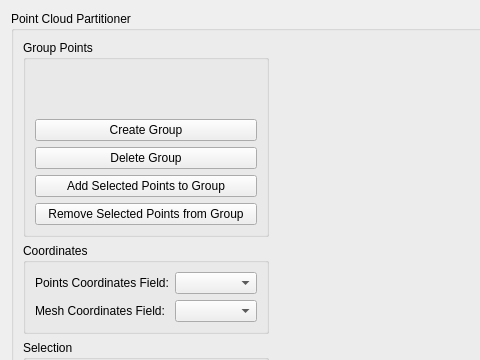
Before: the Qt Designer form mapclientplugins/pointcloudpartitionerstep/qt/pointcloudpartitionerwidget.ui in tsalemink/pointcloudpartitionerstep, drawn with Qt 5; both pictures show x 0 to 480 and y 0 to 360 of the 884 by 730 pixel window.
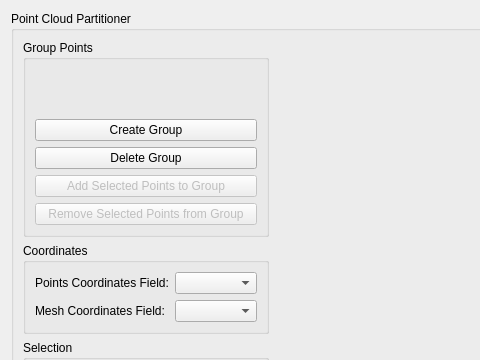
After: the same form once the commit is applied. Custom widgets are drawn as their Qt base class.

Commit message:
Disable points UI buttons when no points selected
This commit ensures that the "Add Selected Points to Group" and "Remove Selected Points from Group" buttons are only enabled when there are points currently selected.

```diff
--- a/mapclientplugins/pointcloudpartitionerstep/qt/pointcloudpartitionerwidget.ui
+++ b/mapclientplugins/pointcloudpartitionerstep/qt/pointcloudpartitionerwidget.ui
@@ -66,6 +66,9 @@
            </item>
            <item>
             <widget class="QPushButton" name="pushButtonAddToGroup">
+             <property name="enabled">
+              <bool>false</bool>
+             </property>
              <property name="text">
               <string>Add Selected Points to Group</string>
              </property>
@@ -73,6 +76,9 @@
            </item>
            <item>
             <widget class="QPushButton" name="pushButtonRemoveFromGroup">
+             <property name="enabled">
+              <bool>false</bool>
+             </property>
              <property name="text">
               <string>Remove Selected Points from Group</string>
              </property>
```
The commit also changes 2 other files.
